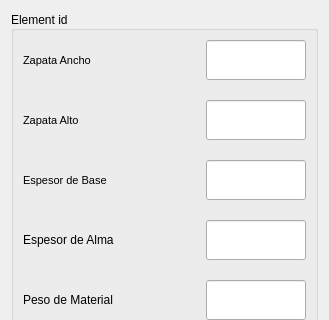
Qt form dev_files/ui design/Or_editor_view.ui (kny5/strucpy) before a commit; both pictures show x 0 to 329 and y 0 to 320 of the 329 by 489 pixel window.
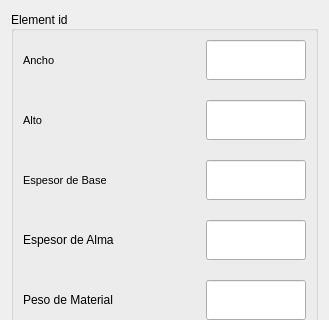
The same form after that commit.

```diff
--- a/dev_files/ui design/Or_editor_view.ui
+++ b/dev_files/ui design/Or_editor_view.ui
@@ -146,7 +146,7 @@
          </font>
         </property>
         <property name="text">
-         <string>Zapata Ancho</string>
+         <string>Ancho</string>
         </property>
        </widget>
       </item>
@@ -218,7 +218,7 @@
          </font>
         </property>
         <property name="text">
-         <string>Zapata Alto</string>
+         <string>Alto</string>
         </property>
        </widget>
       </item>
```
